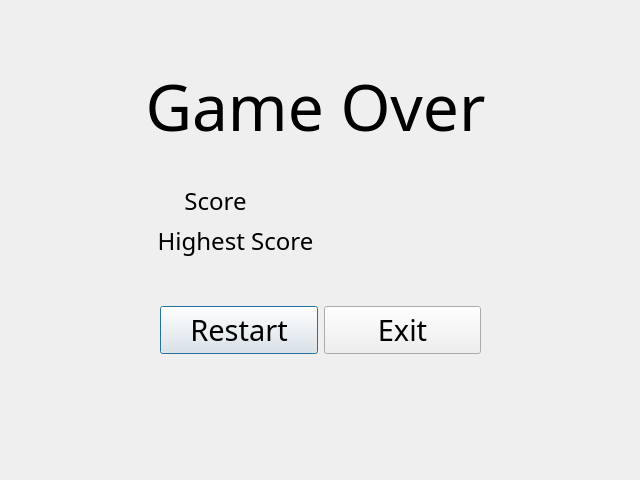
Old version of the form gameoverdialog.ui in the repository SUlTlUS/Snack.
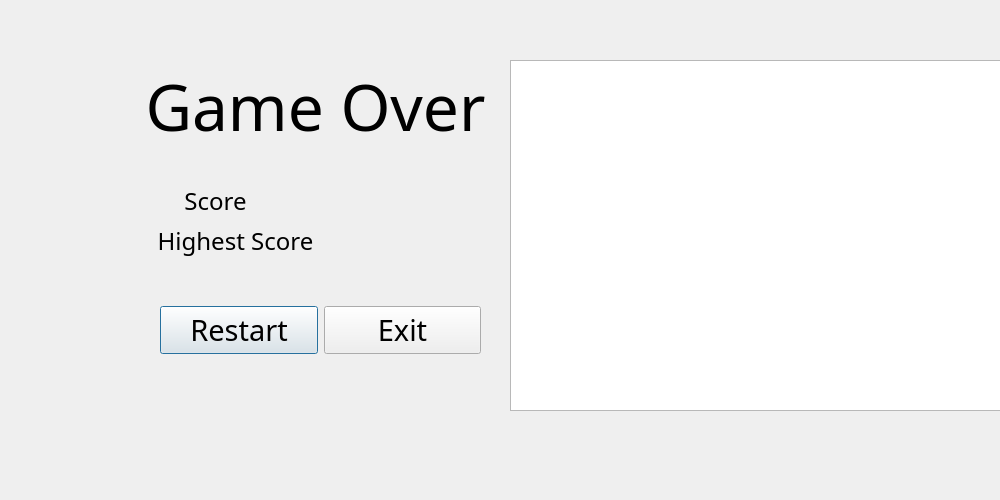
New version of the form.

Commit message: feat：Add successfully spelled words to the gameoverdialog

The edit to the form file:
```diff
--- a/gameoverdialog.ui
+++ b/gameoverdialog.ui
@@ -6,8 +6,8 @@
    <rect>
     <x>0</x>
     <y>0</y>
-    <width>640</width>
-    <height>480</height>
+    <width>1000</width>
+    <height>500</height>
    </rect>
   </property>
   <property name="windowTitle">
@@ -24,7 +24,7 @@
    </property>
    <property name="font">
     <font>
-     <family>华康POP2体W9(P)</family>
+     <family>Aa暗夜深渊 (非商业使用)</family>
      <pointsize>48</pointsize>
     </font>
    </property>
@@ -160,6 +160,23 @@
     <string/>
    </property>
   </widget>
+  <widget class="QTextBrowser" name="textBrowser">
+   <property name="geometry">
+    <rect>
+     <x>510</x>
+     <y>60</y>
+     <width>551</width>
+     <height>351</height>
+    </rect>
+   </property>
+   <property name="font">
+    <font>
+     <family>得意黑</family>
+     <pointsize>12</pointsize>
+     <italic>true</italic>
+    </font>
+   </property>
+  </widget>
  </widget>
  <resources/>
  <connections/>
```
Left out of the diff: 12 changed lines with no effect on the pictures. The commit also changes 9 other files.
